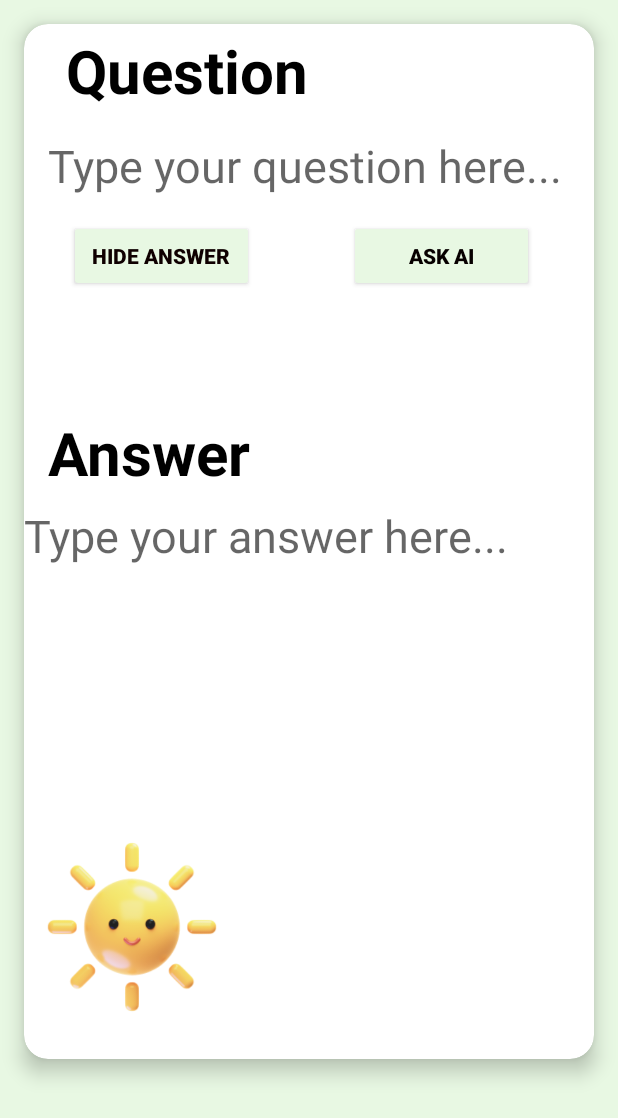
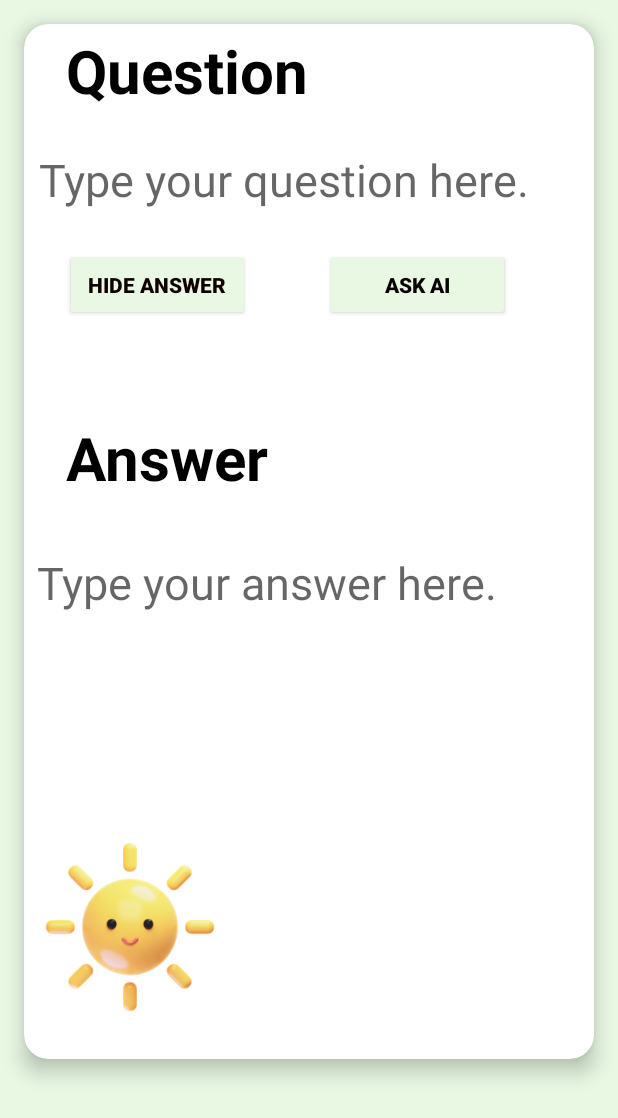
Before and after one commit to Yee-Millennium/Memora, an Android app: the layout activity_question.xml on its own in the app's theme, with its tools: preview values and no code run, on a phone screen of 412 x 824 dp. Shown: the top 1118 px of the screen. Run offline under Robolectric (Android 15) with nearby library versions, the phone set to English and light mode, and no system bars.

Commit message:
background question2

```diff
--- a/app/src/main/res/layout/activity_question.xml
+++ b/app/src/main/res/layout/activity_question.xml
@@ -53,7 +53,7 @@
 
         <androidx.constraintlayout.widget.ConstraintLayout
             android:id="@+id/show_question_layout"
-            android:layout_width="match_parent"
+            android:layout_width="355dp"
             android:layout_height="690dp"
             tools:context="com.cs407.memora.QuestionActivity">
 
@@ -75,13 +75,13 @@
 
             <TextView
                 android:id="@+id/question_text_view"
-                android:layout_width="0dp"
-                android:layout_height="wrap_content"
+                android:layout_width="335dp"
+                android:layout_height="60dp"
                 android:layout_marginStart="16dp"
                 android:layout_marginTop="16dp"
                 android:layout_marginEnd="16dp"
                 android:gravity="center_vertical"
-                android:hint="Type your question here..."
+                android:hint="Type your question here."
                 android:textColor="#000000"
                 android:textSize="30sp"
                 app:layout_constraintEnd_toEndOf="parent"
@@ -119,12 +119,15 @@
                 app:layout_constraintTop_toBottomOf="@id/question_text_view" />
 
             <!-- 答案标题 -->
+
+            <!-- 答案文本 -->
+
             <TextView
                 android:id="@+id/answer_label_text_view"
                 android:layout_width="wrap_content"
                 android:layout_height="wrap_content"
-                android:layout_marginStart="16dp"
-                android:layout_marginTop="80dp"
+                android:layout_marginStart="28dp"
+                android:layout_marginTop="64dp"
                 android:text="@string/answer_label"
                 android:textColor="#000000"
                 android:textSize="40sp"
@@ -132,16 +135,16 @@
                 app:layout_constraintStart_toStartOf="parent"
                 app:layout_constraintTop_toBottomOf="@id/answer_button" />
 
-            <!-- 答案文本 -->
             <TextView
                 android:id="@+id/answer_text_view"
-                android:layout_width="0dp"
-                android:layout_height="wrap_content"
-                android:layout_marginTop="8dp"
-                android:hint="Type your answer here..."
+                android:layout_width="337dp"
+                android:layout_height="67dp"
+                android:layout_marginTop="36dp"
+                android:hint="Type your answer here."
                 android:textColor="#000000"
                 android:textSize="30sp"
                 app:layout_constraintEnd_toEndOf="parent"
+                app:layout_constraintHorizontal_bias="0.487"
                 app:layout_constraintStart_toStartOf="parent"
                 app:layout_constraintTop_toBottomOf="@id/answer_label_text_view" />
 
```
